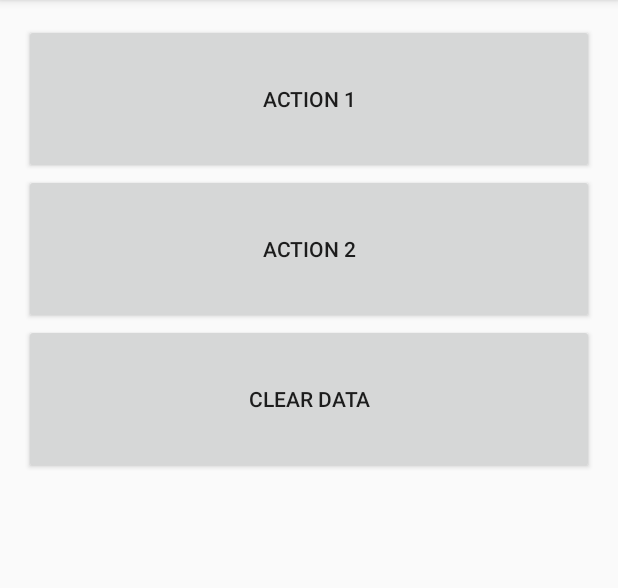
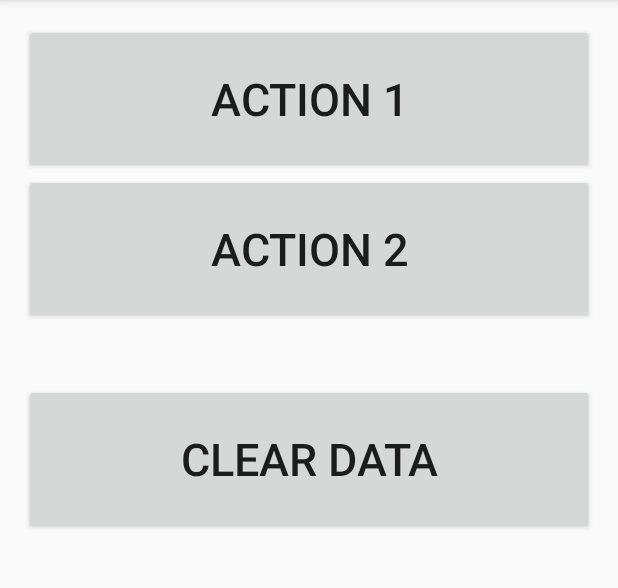
Before and after one commit to hkourtev/LVRRemoteControlApp, an Android app: the screen it shows after launch (MainActivity), on a phone screen of 412 x 824 dp, the part 84-672 px from its top. Run offline under Robolectric (Android 15) with nearby library versions, the phone set to English and light mode, and no system bars.

Commit message:
updated button font size

```diff
--- a/app/src/main/res/layout/activity_main.xml
+++ b/app/src/main/res/layout/activity_main.xml
@@ -14,6 +14,7 @@
         android:layout_width="match_parent"
         android:layout_height="100dp"
         android:text="Action 1"
+        android:textSize="30sp"
         android:onClick="action1"
         android:id="@+id/btnAction1"
         android:layout_gravity="center_horizontal" />
@@ -22,14 +23,17 @@
         android:layout_width="match_parent"
         android:layout_height="100dp"
         android:text="Action 2"
+        android:textSize="30sp"
         android:onClick="action2"
         android:id="@+id/btnAction2"
-        android:layout_gravity="center_horizontal" />
+        android:layout_gravity="center_horizontal"
+        android:layout_marginBottom="40dp"/>
 
     <Button
         android:layout_width="match_parent"
         android:layout_height="100dp"
         android:text="Clear Data"
+        android:textSize="30sp"
         android:onClick="clear"
         android:id="@+id/btnClear"
         android:layout_gravity="center_horizontal" />
```
